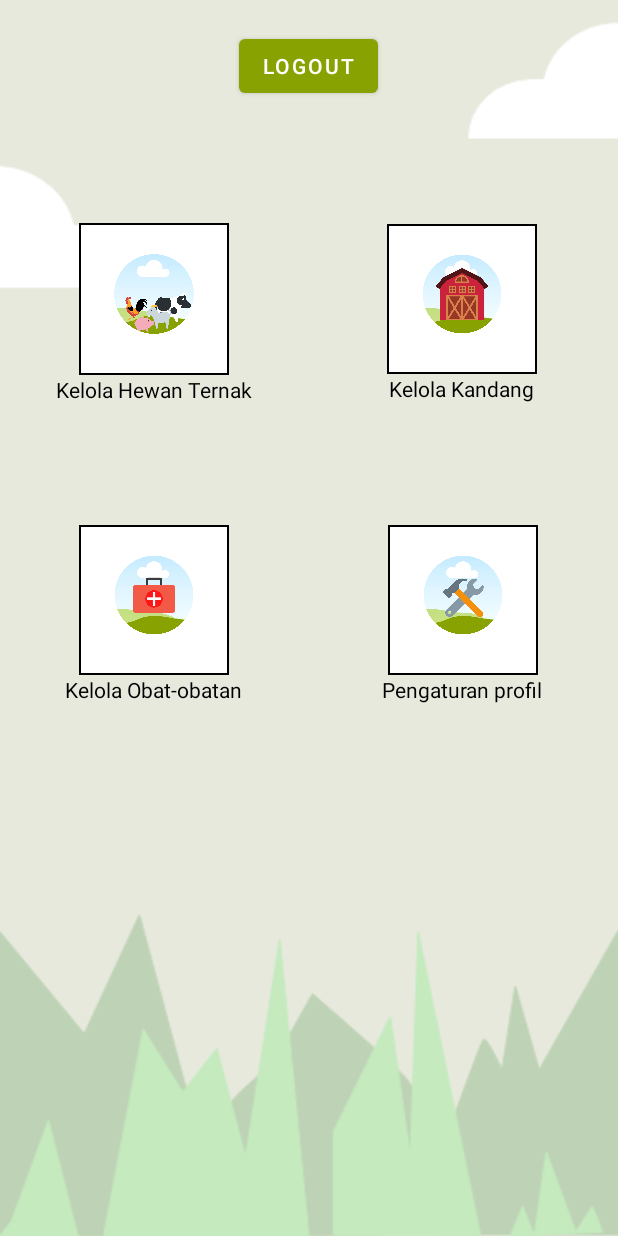
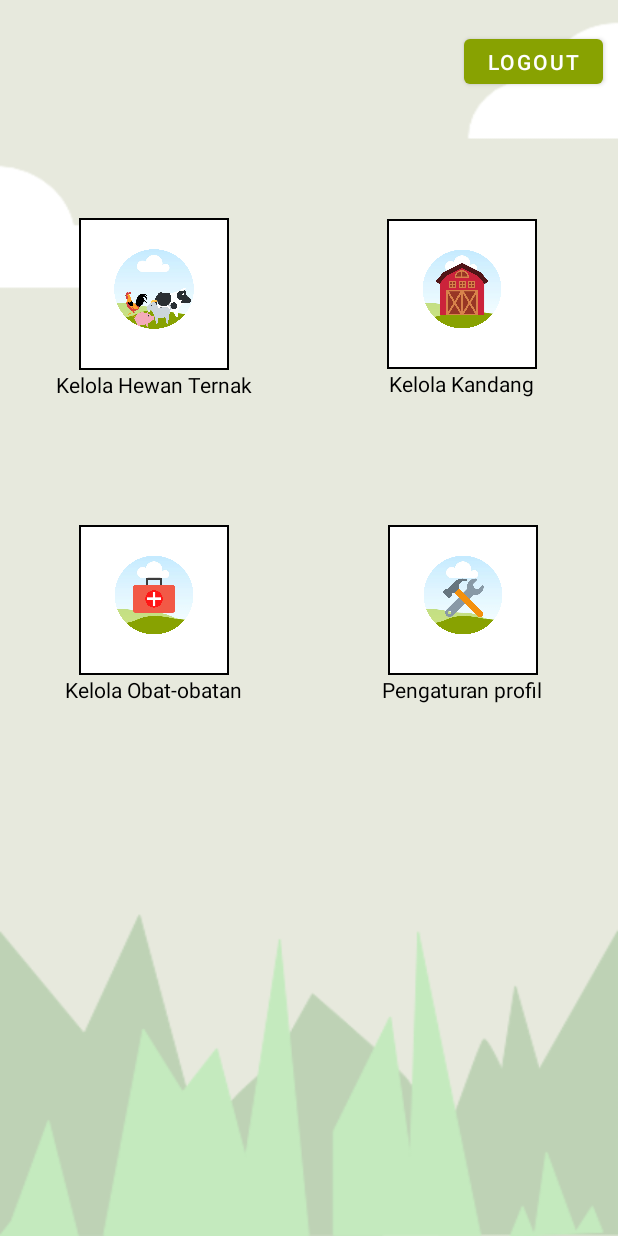
Before and after one commit to Leo-gunadarma/Ternaku-Pemrograman_Mobile_Lanjutan, an Android app: the MainActivity screen opened directly, with no data from a screen before it, on a phone screen of 412 x 824 dp. Run offline under Robolectric (Android 15) with nearby library versions, the phone set to English and light mode, and no system bars; Roboto replaces fonts that are not available here.

Commit message:
Update Activity Main

```diff
--- a/app/src/main/res/layout/activity_main.xml
+++ b/app/src/main/res/layout/activity_main.xml
@@ -21,10 +21,11 @@
             <Button
                 android:id="@+id/btnLogout"
                 android:layout_width="wrap_content"
-                android:layout_height="wrap_content"
-                android:text="Logout"
-                android:layout_gravity="center"
-                android:layout_marginTop="20dp"/>
+                android:layout_height="42dp"
+                android:layout_gravity="right"
+                android:layout_marginRight="10dp"
+                android:layout_marginTop="20dp"
+                android:text="Logout" />
 
             <LinearLayout
                 android:layout_width="match_parent"
```
